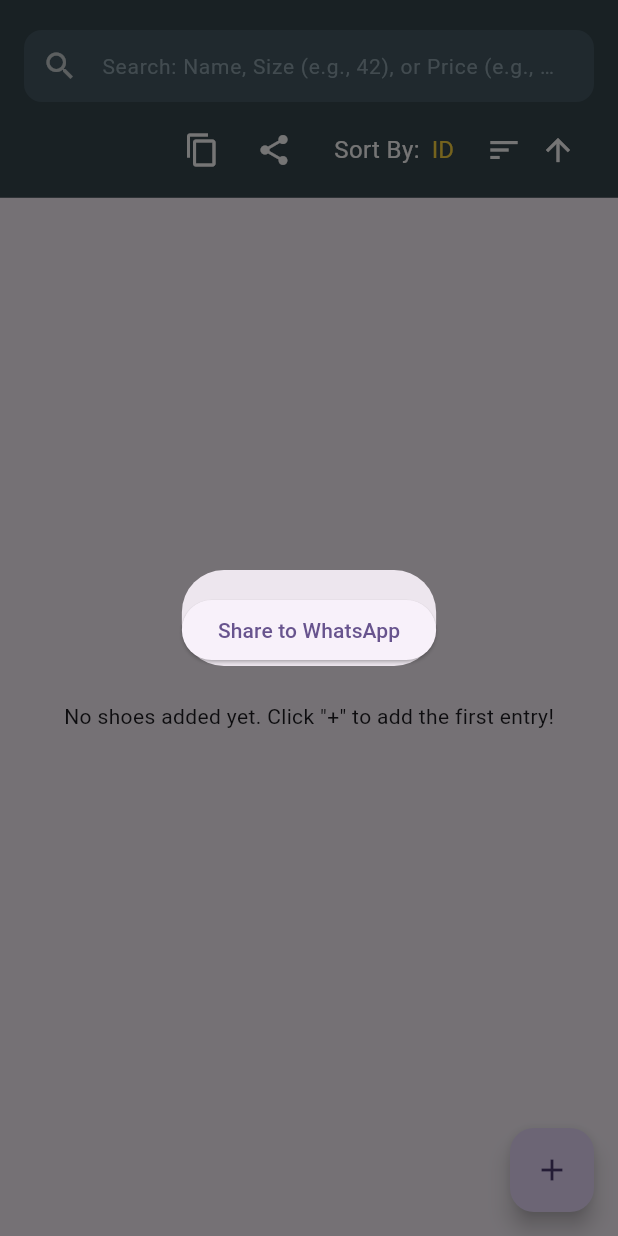
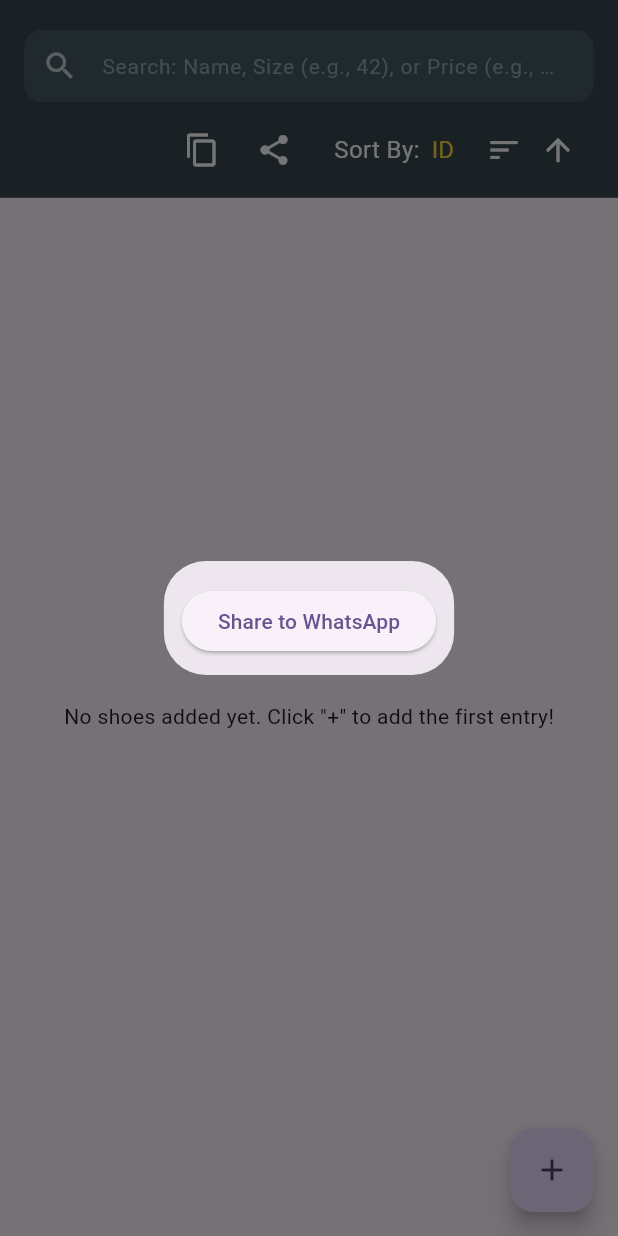
Before and after one commit to shahzaibjamal/shoe_view, a Flutter app: the ShoeListView screen opened directly, after a tap on the "share" icon, on a phone screen of 412 x 824 dp. Run offline on Flutter 3.47's test engine with Material 3 defaults, Android fonts, the phone set to English and light mode, and no system bars; our stand-ins replace cached_network_image, cloud_firestore, cloud_functions, firebase_auth, firebase_core, firebase_storage and 4 more; accounts and stored records are empty.

Commit message:
fix padding

```diff
--- a/lib/Image/collage_builder.dart
+++ b/lib/Image/collage_builder.dart
@@ -95,7 +95,7 @@
             ),
           ),
         ),
-        const SizedBox(height: 16),
+        const SizedBox(height: 4),
         ElevatedButton(
           onPressed: _isSaving ? null : _captureAndShareCollage,
           child: _isSaving
--- a/lib/shoe_list_view.dart
+++ b/lib/shoe_list_view.dart
@@ -211,8 +211,12 @@
             maxWidth: MediaQuery.of(context).size.width * 0.8,
             maxHeight: MediaQuery.of(context).size.height * 0.8,
           ),
-          content: SizedBox.fromSize(
-            child: CollageBuilder(shoes: shoesToShare, text: _copyData(shoesToShare)),
+          content: Padding(
+            padding: const EdgeInsets.all(12.0),
+            child:
+            SizedBox.fromSize(
+              child: CollageBuilder(shoes: shoesToShare, text: _copyData(shoesToShare)),
+            ),
           ),
         );
       },
```
